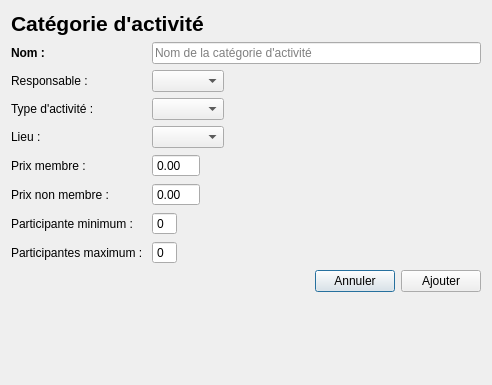
This is GUI/categorie_activite.ui in samueldrouin/PyGuide as Qt 5 draws it before an edit. The edited form follows.
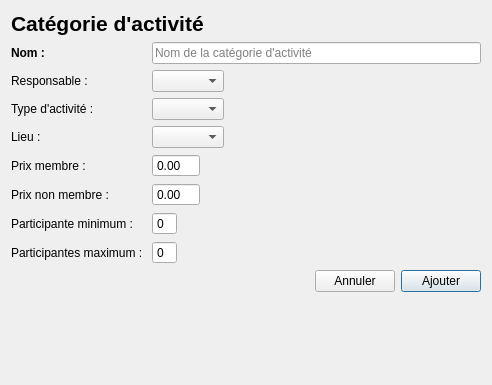
This is the edited form.

Commit message: Amélioration de l'interface de la catégorie d'activité

Patch:
```diff
--- a/GUI/categorie_activite.ui
+++ b/GUI/categorie_activite.ui
@@ -332,6 +332,9 @@
        <property name="text">
         <string>Annuler</string>
        </property>
+       <property name="autoDefault">
+        <bool>false</bool>
+       </property>
       </widget>
      </item>
      <item>
@@ -339,6 +342,9 @@
        <property name="text">
         <string>Ajouter</string>
        </property>
+       <property name="default">
+        <bool>true</bool>
+       </property>
       </widget>
      </item>
     </layout>
```
Left out of the diff: 12 changed lines with no effect on the pictures.
